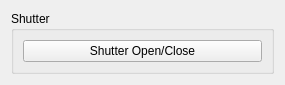
Old version of the form gui_design/shuttercontrol.ui in the repository baukekooger/XY_Measurement.
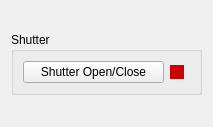
New version of the form.

The edit to the form file:
```diff
--- a/gui_design/shuttercontrol.ui
+++ b/gui_design/shuttercontrol.ui
@@ -6,8 +6,8 @@
    <rect>
     <x>0</x>
     <y>0</y>
-    <width>285</width>
-    <height>74</height>
+    <width>213</width>
+    <height>127</height>
    </rect>
   </property>
   <property name="sizePolicy">
@@ -19,54 +19,7 @@
   <property name="windowTitle">
    <string>Form</string>
   </property>
-  <layout class="QGridLayout" name="gridLayout_2">
-   <item row="0" column="0">
-    <widget class="QStackedWidget" name="stackedWidget">
-     <property name="sizePolicy">
-      <sizepolicy hsizetype="Preferred" vsizetype="Fixed">
-       <horstretch>0</horstretch>
-       <verstretch>0</verstretch>
-      </sizepolicy>
-     </property>
-     <property name="currentIndex">
-      <number>1</number>
-     </property>
-     <widget class="QWidget" name="page_experiment">
       <layout class="QGridLayout" name="gridLayout">
-       <property name="leftMargin">
-        <number>0</number>
-       </property>
-       <property name="topMargin">
-        <number>0</number>
-       </property>
-       <property name="rightMargin">
-        <number>0</number>
-       </property>
-       <property name="bottomMargin">
-        <number>0</number>
-       </property>
-       <property name="spacing">
-        <number>0</number>
-       </property>
-      </layout>
-     </widget>
-     <widget class="QWidget" name="page_alignment">
-      <layout class="QGridLayout" name="gridLayout_5">
-       <property name="leftMargin">
-        <number>0</number>
-       </property>
-       <property name="topMargin">
-        <number>0</number>
-       </property>
-       <property name="rightMargin">
-        <number>0</number>
-       </property>
-       <property name="bottomMargin">
-        <number>0</number>
-       </property>
-       <property name="spacing">
-        <number>0</number>
-       </property>
        <item row="0" column="0">
         <widget class="QGroupBox" name="groupBox_2">
          <property name="sizePolicy">
@@ -78,19 +31,39 @@
          <property name="title">
           <string>Shutter</string>
          </property>
-         <layout class="QGridLayout" name="gridLayout_4">
+     <layout class="QGridLayout" name="gridLayout_2">
           <item row="0" column="0">
-           <widget class="QPushButton" name="pushButton_2">
+       <widget class="QPushButton" name="pushButton_shutter">
             <property name="text">
              <string>Shutter Open/Close</string>
             </property>
            </widget>
           </item>
-         </layout>
+      <item row="0" column="1">
+       <widget class="QCheckBox" name="checkBox">
+        <property name="sizePolicy">
+         <sizepolicy hsizetype="Fixed" vsizetype="Fixed">
+          <horstretch>0</horstretch>
+          <verstretch>0</verstretch>
+         </sizepolicy>
+        </property>
+        <property name="styleSheet">
+         <string notr="true">QCheckBox::indicator:checked
+{
+background-color: rgb(0, 198, 6)
+}
+
+QCheckBox::indicator:unchecked
+{
+background-color: rgb(202, 0, 3);
+}</string>
+        </property>
+        <property name="text">
+         <string/>
+        </property>
         </widget>
        </item>
       </layout>
-     </widget>
     </widget>
    </item>
   </layout>
```
Lines whose indentation alone changed are shown as unchanged.
